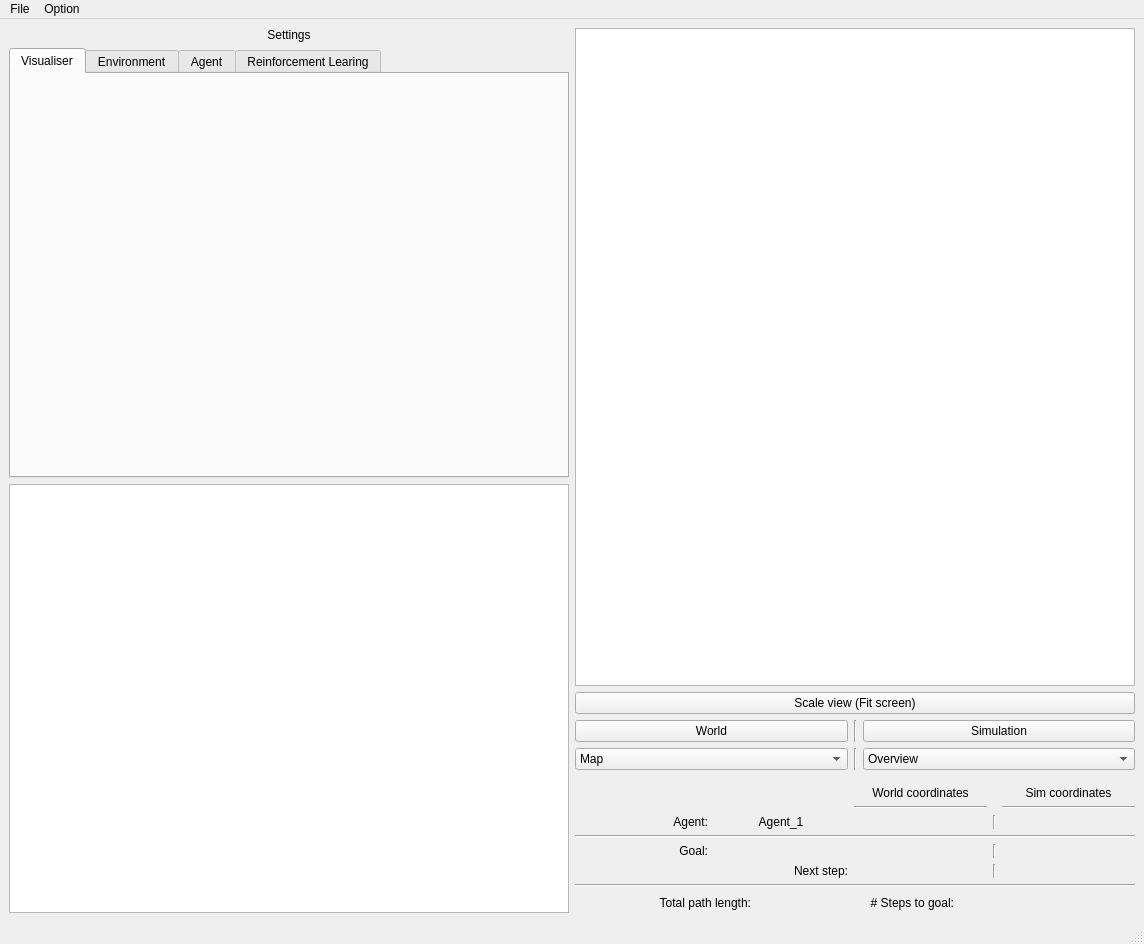
Above: RSAI_Engine/GUI/Layouts/Layout_2.ui from vguillet/RSAI_Engine before the change. Below: the same form after it.
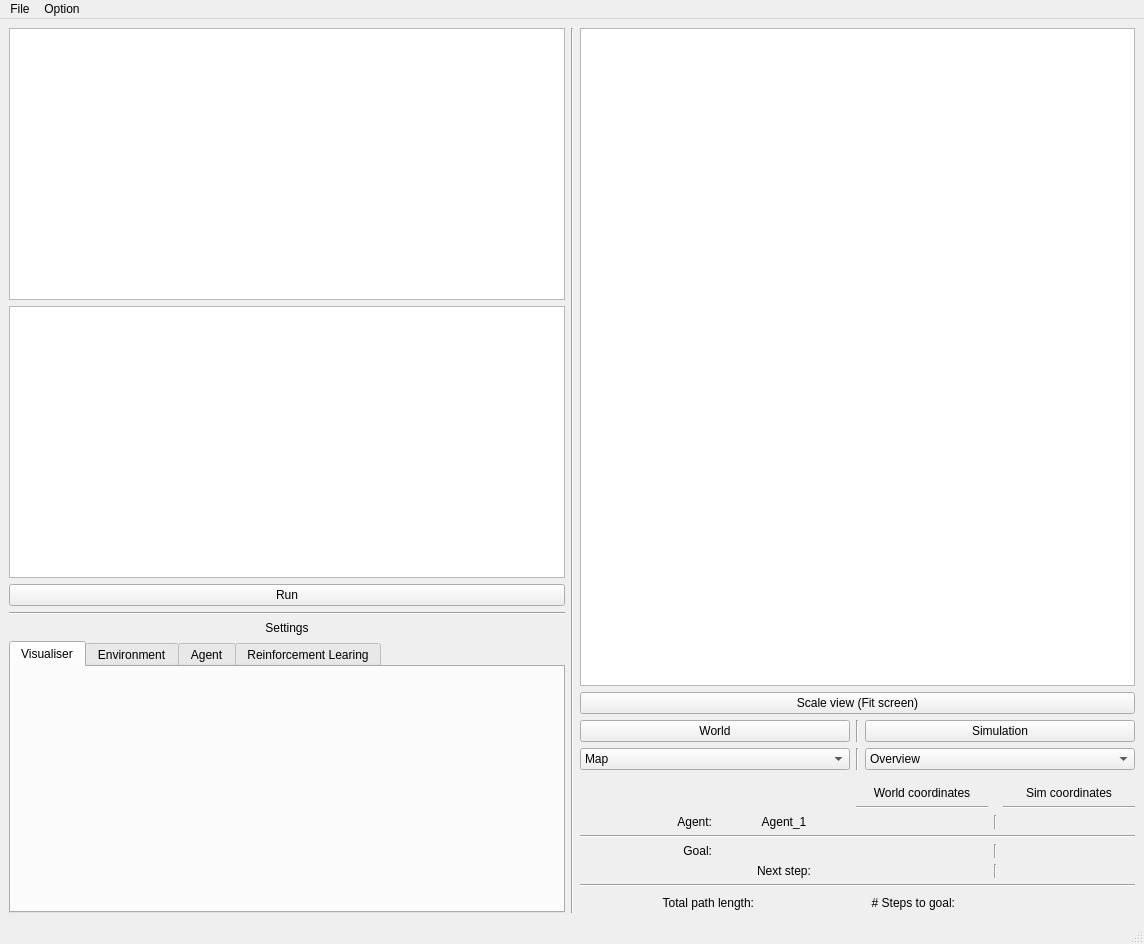
That is the form after the change. The open tabs and pages were chosen to show the change.

```diff
--- a/RSAI_Engine/GUI/Layouts/Layout_2.ui
+++ b/RSAI_Engine/GUI/Layouts/Layout_2.ui
@@ -25,6 +25,26 @@
      <layout class="QHBoxLayout" name="horizontalLayout">
       <item>
        <layout class="QVBoxLayout" name="verticalLayout_3">
+        <item>
+         <widget class="QGraphicsView" name="game_view"/>
+        </item>
+        <item>
+         <widget class="QTextEdit" name="console_output"/>
+        </item>
+        <item>
+         <widget class="QPushButton" name="run_button">
+          <property name="text">
+           <string>Run</string>
+          </property>
+         </widget>
+        </item>
+        <item>
+         <widget class="Line" name="line_11">
+          <property name="orientation">
+           <enum>Qt::Horizontal</enum>
+          </property>
+         </widget>
+        </item>
         <item>
          <widget class="QLabel" name="label">
           <property name="text">
@@ -63,13 +83,17 @@
           </widget>
          </widget>
         </item>
-        <item>
-         <widget class="QTextEdit" name="console_output"/>
-        </item>
        </layout>
       </item>
      </layout>
     </item>
+    <item>
+     <widget class="Line" name="line_10">
+      <property name="orientation">
+       <enum>Qt::Vertical</enum>
+      </property>
+     </widget>
+    </item>
     <item>
      <layout class="QVBoxLayout" name="verticalLayout_4">
       <item>
@@ -382,7 +406,7 @@
            <string>Next step:</string>
           </property>
           <property name="alignment">
-           <set>Qt::AlignRight|Qt::AlignTrailing|Qt::AlignVCenter</set>
+           <set>Qt::AlignCenter</set>
           </property>
          </widget>
         </item>
```
Left out of the diff: 2 changed lines with no effect on the pictures.
